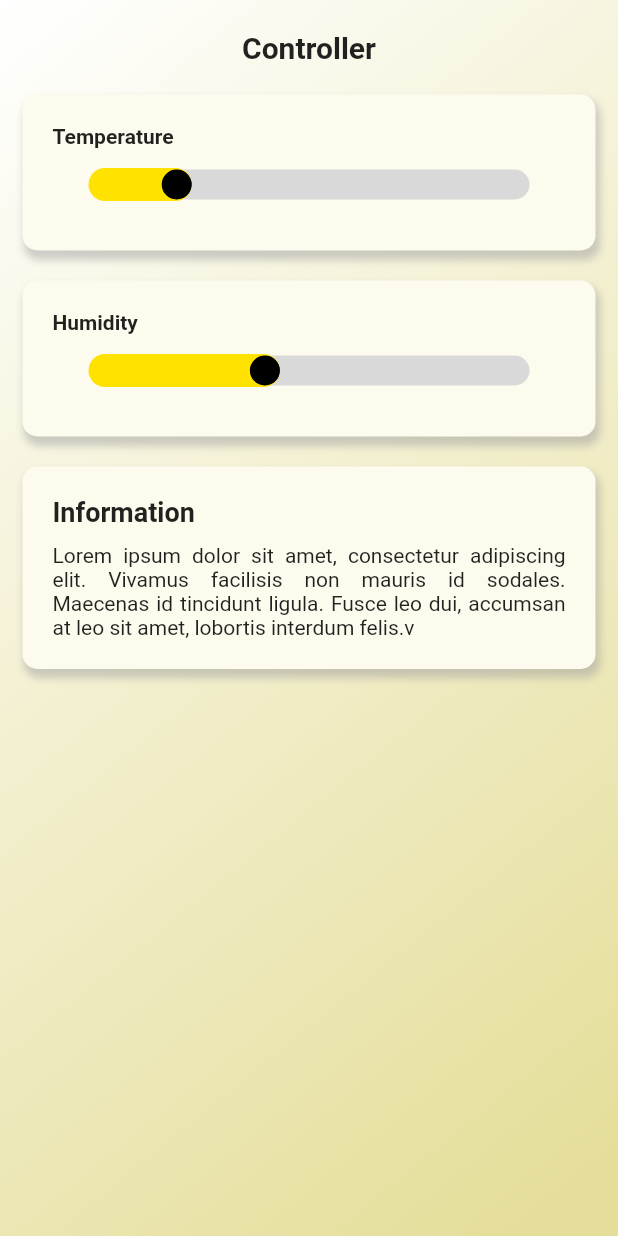
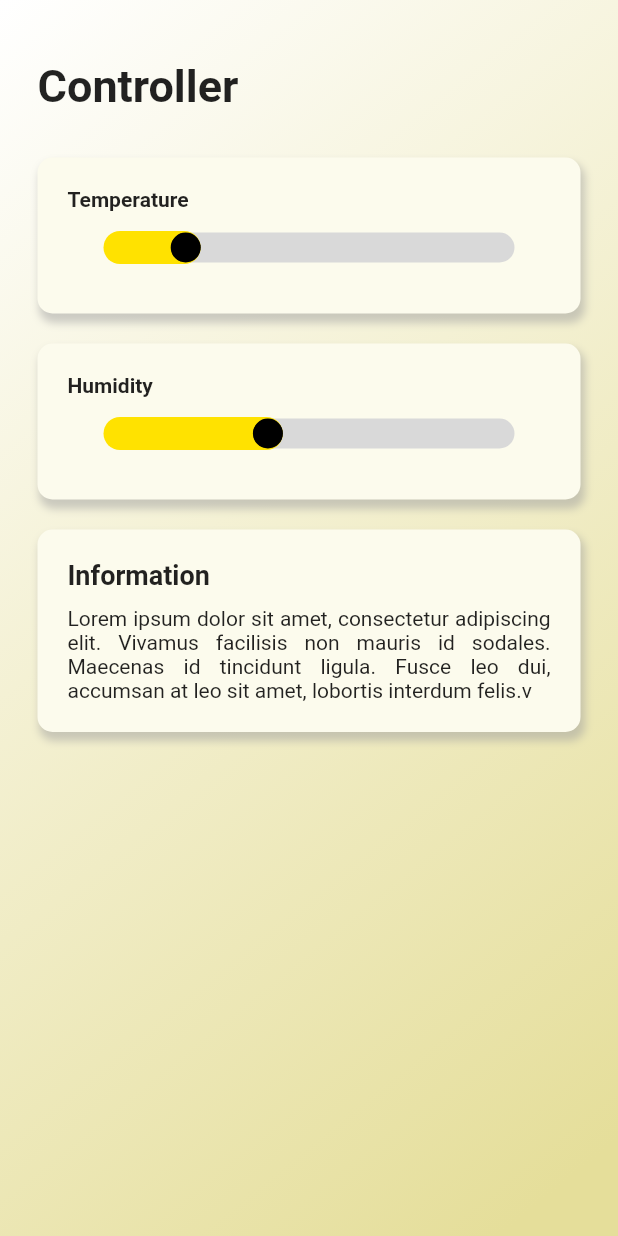
Before and after one commit to Akhdanre/Tetas.in, a Flutter app: the ControllerScreen screen opened directly, on a phone screen of 412 x 824 dp. Run offline on Flutter 3.47's test engine with Material 2 defaults, Android fonts, the light colour scheme and no system bars; our stand-ins replace bloc, flutter_bloc, shared_preferences; accounts and stored records are empty.

Commit message:
update view on controller and evolution

```diff
--- a/lib/src/presentation/pages/controller_screen.dart
+++ b/lib/src/presentation/pages/controller_screen.dart
@@ -25,15 +25,16 @@ class _ControllerScreenState extends State<ControllerScreen> {
               screen: screen,
               child: Padding(
                 padding:
-                    const EdgeInsets.symmetric(vertical: 20, horizontal: 15),
+                    const EdgeInsets.symmetric(vertical: 20, horizontal: 25),
                 child: Column(
                   crossAxisAlignment: CrossAxisAlignment.stretch,
                   children: [
-                    const Align(
+                    const Padding(
+                      padding: EdgeInsets.only(top: 20, bottom: 10),
                       child: Text(
                         "Controller",
                         style: TextStyle(
-                            fontSize: 20, fontWeight: FontWeight.bold),
+                            fontSize: 30, fontWeight: FontWeight.bold),
                       ),
                     ),
                     const SizedBox(
--- a/lib/src/presentation/pages/evolution_screen.dart
+++ b/lib/src/presentation/pages/evolution_screen.dart
@@ -24,7 +24,7 @@ class _EvolutionScreenState extends State<EvolutionScreen> {
         child: Background(
           screen: screen,
           child: Padding(
-            padding: const EdgeInsets.symmetric(vertical: 20, horizontal: 15),
+            padding: const EdgeInsets.symmetric(vertical: 20, horizontal: 25),
             child: Column(
               crossAxisAlignment: CrossAxisAlignment.stretch,
               children: [
@@ -103,7 +103,6 @@ class _EvolutionScreenState extends State<EvolutionScreen> {
                   height: 20,
                 ),
                 Container(
-                  height: 150,
                   decoration: BoxDecoration(
                       boxShadow: [
                         BoxShadow(
```
